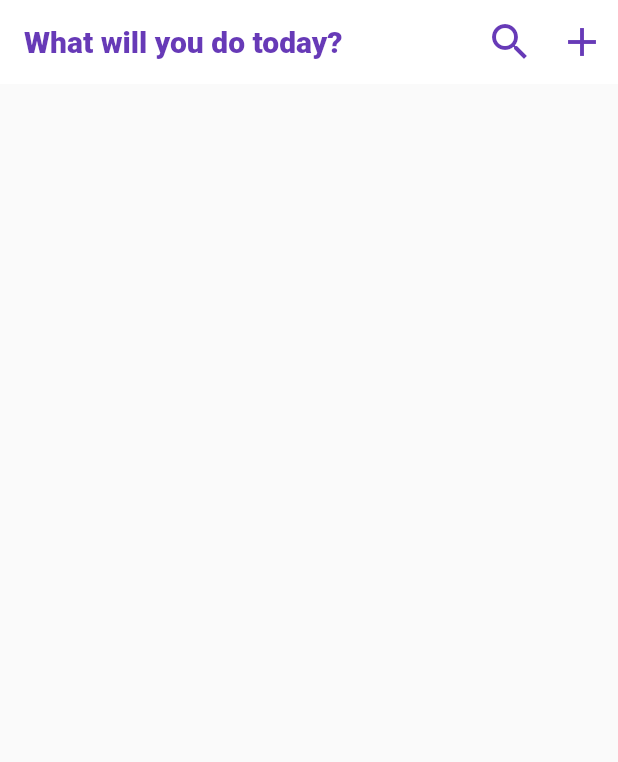
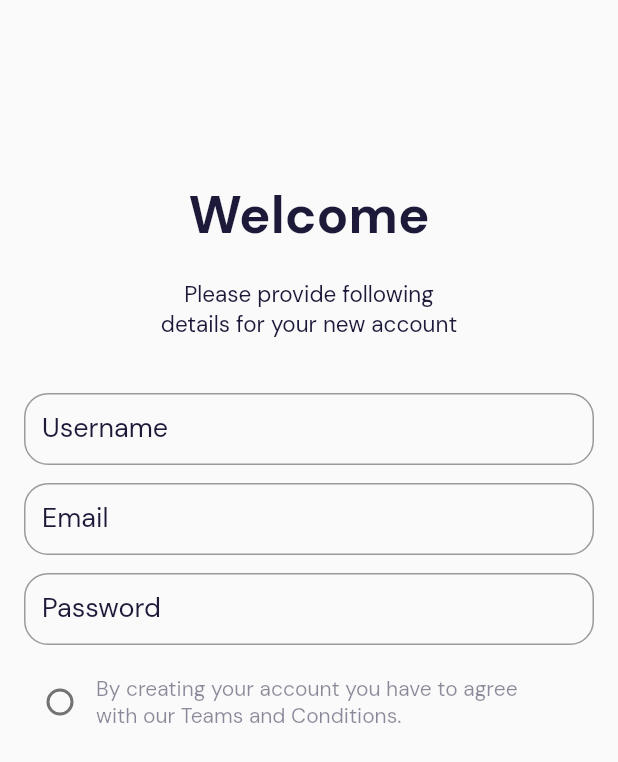
Before and after one commit to AliAltiyev/todo_app, a Flutter app: the screen it shows after launch, on a phone screen of 412 x 824 dp. Shown: the top 762 px of the screen. Run offline on Flutter 3.47's test engine with Material 2 defaults, Android fonts, the phone set to English and light mode, and no system bars; our stand-ins replace easy_localization, firebase_core, flutter_datetime_picker, get_it, google_fonts, hive and 1 more; accounts and stored records are empty; generated files the repository leaves out were written again; Roboto replaces fonts that are missing (Andika).

Commit message:
Add textField to Sign Up Screen

```diff
--- a/lib/main.dart
+++ b/lib/main.dart
@@ -4,6 +4,7 @@ import 'package:flutter/services.dart';
 import 'package:hive_flutter/adapters.dart';
 import 'package:hive_using/di/application.dart';
 import 'package:easy_localization/easy_localization.dart';
+import 'package:hive_using/screens/sing_up.dart';
 import 'package:hive_using/screens/splash.dart';
 
 import 'firebase_options.dart';
@@ -45,9 +46,10 @@ class MyApp extends StatelessWidget {
     return MaterialApp(
       routes: {
         '/splash': (context) => const Splash(),
-        '/home': (context) => const Home()
+        '/home': (context) => const Home(),
+        '/sign_up': (context) => const SignUp()
       },
-      initialRoute: '/splash',
+      initialRoute: '/sign_up',
       localizationsDelegates: context.localizationDelegates,
       supportedLocales: context.supportedLocales,
       locale: context.locale,
@@ -60,7 +62,6 @@ class MyApp extends StatelessWidget {
             iconTheme: IconThemeData(color: Colors.deepPurple, size: 32)),
         primarySwatch: Colors.deepPurple,
       ),
-
     );
   }
 }
--- /dev/null
+++ b/lib/screens/sing_up.dart
@@ -0,0 +1,93 @@
+import 'package:flutter/material.dart';
+import 'package:hive_using/utils/constants.dart';
+import 'package:hive_using/widgets/text_field.dart';
+
+class SignUp extends StatefulWidget {
+  const SignUp({Key? key}) : super(key: key);
+
+  @override
+  State<SignUp> createState() => _SignUpState();
+}
+
+class _SignUpState extends State<SignUp> {
+  final TextEditingController _userNameTextController = TextEditingController();
+  final TextEditingController _emailTextController = TextEditingController();
+  final TextEditingController _passwordTextController = TextEditingController();
+  bool _checkBoxState = false;
+
+  @override
+  Widget build(BuildContext context) {
+    return Scaffold(
+      body: SafeArea(
+        child: ListView(
+          shrinkWrap: true,
+          children: [
+            Column(
+              crossAxisAlignment: CrossAxisAlignment.stretch,
+              children: [
+                const SizedBox(
+                  height: 120,
+                ),
+                Text(
+                  kSignUpPageTitleText,
+                  textAlign: TextAlign.center,
+                  style: appTextStyle(35, FontWeight.bold),
+                ),
+                const SizedBox(
+                  height: 20,
+                ),
+                Text(
+                  kSignUpPageSubTitleText,
+                  textAlign: TextAlign.center,
+                  style: appTextStyle(15, FontWeight.normal),
+                ),
+                const SizedBox(
+                  height: 30,
+                ),
+                CustomTextField(
+                    textEditingController: _userNameTextController,
+                    labelText: 'Username',
+                    textInputType: TextInputType.text),
+                CustomTextField(
+                    textEditingController: _emailTextController,
+                    labelText: 'Email',
+                    textInputType: TextInputType.emailAddress),
+                CustomTextField(
+                    obscureText: true,
+                    textEditingController: _passwordTextController,
+                    labelText: 'Password',
+                    textInputType: TextInputType.text),
+                _acceptingTermsAndConditions()
+              ],
+            )
+          ],
+        ),
+      ),
+    );
+  }
+
+  _acceptingTermsAndConditions() {
+    return Padding(
+      padding: const EdgeInsets.symmetric(horizontal: 16, vertical: 8),
+      child: Row(
+        children: [
+          Checkbox(
+              shape: RoundedRectangleBorder(
+                  borderRadius: BorderRadius.circular(20)),
+              value: _checkBoxState,
+              onChanged: (newValue) {
+                if (newValue != null) {
+                  setState(() {
+                    _checkBoxState = newValue;
+                  });
+                }
+              }),
+          Text(
+            kSignUpPageTermsAndConditionsText,
+            style: appTextStyle(14, FontWeight.normal, 0.5),
+          )
+        ],
+      ),
+    );
+  }
+}
--- a/lib/utils/constants.dart
+++ b/lib/utils/constants.dart
@@ -2,10 +2,31 @@ import 'package:easy_localization/easy_localization.dart';
 import 'package:flutter/material.dart';
 import 'package:google_fonts/google_fonts.dart';
 
+//Sign Up page
+TextStyle appTextStyle(double fontSize,
+    FontWeight fontWeight, [
+      double? opasity,
+    ]) {
+  return GoogleFonts.dmSans(
+      fontWeight: fontWeight,
+      fontSize: fontSize,
+      color: Color.fromRGBO(28, 25, 57, opasity ?? 1));
+}
+
+
+const kSignUpPageSubTitleText = """Please provide following
+details for your new account""";
+
+const kSignUpPageTitleText = 'Welcome';
+
+const kSignUpPageTermsAndConditionsText =
+"""By creating your account you have to agree
+with our Teams and Conditions. """;
+
 //Home page
 final kAppBarTitleStyle = GoogleFonts.andika(
     textStyle:
-        const TextStyle(color: Colors.deepPurple, fontWeight: FontWeight.w800));
+    const TextStyle(color: Colors.deepPurple, fontWeight: FontWeight.w800));
 final kAppBArTitleText = 'appBarTitle'.tr();
 
 //Hive - locale storage
--- /dev/null
+++ b/lib/widgets/text_field.dart
@@ -0,0 +1,55 @@
+import 'package:flutter/material.dart';
+import 'package:hive_using/utils/constants.dart';
+
+class CustomTextField extends StatefulWidget {
+  TextEditingController textEditingController;
+  final String labelText;
+  final TextInputType textInputType;
+  final bool? obscureText;
+
+  CustomTextField(
+      {Key? key,
+      required this.textEditingController,
+      required this.labelText,
+      required this.textInputType,
+      this.obscureText})
+      : super(key: key);
+
+  @override
+  State<CustomTextField> createState() => _CustomTextFieldState();
+}
+
+class _CustomTextFieldState extends State<CustomTextField> {
+  @override
+  Widget build(BuildContext context) {
+    return SizedBox(
+      width: 340,
+      height: 60,
+      child: Padding(
+        padding: const EdgeInsets.symmetric(vertical: 6, horizontal: 16),
+        child: TextField(
+          obscureText: widget.obscureText ?? false,
+          onChanged: (String newValue) {
+            widget.textEditingController.text = newValue;
+            widget.textEditingController.selection = TextSelection.fromPosition(
+                TextPosition(offset: widget.textEditingController.text.length));
+          },
+          textInputAction: TextInputAction.done,
+          controller: widget.textEditingController,
+          decoration: InputDecoration(
+              focusedBorder: OutlineInputBorder(
+                  borderRadius: BorderRadius.circular(16),
+                  borderSide: BorderSide(
+                      color: Color.fromRGBO(28, 25, 57, 1),
+                      width: 2,
+                      strokeAlign: 2)),
+              labelText: widget.labelText,
+              labelStyle: appTextStyle(18, FontWeight.normal),
+              border:
+                  OutlineInputBorder(borderRadius: BorderRadius.circular(16))),
+          keyboardType: widget.textInputType,
+        ),
+      ),
+    );
+  }
+}
```
